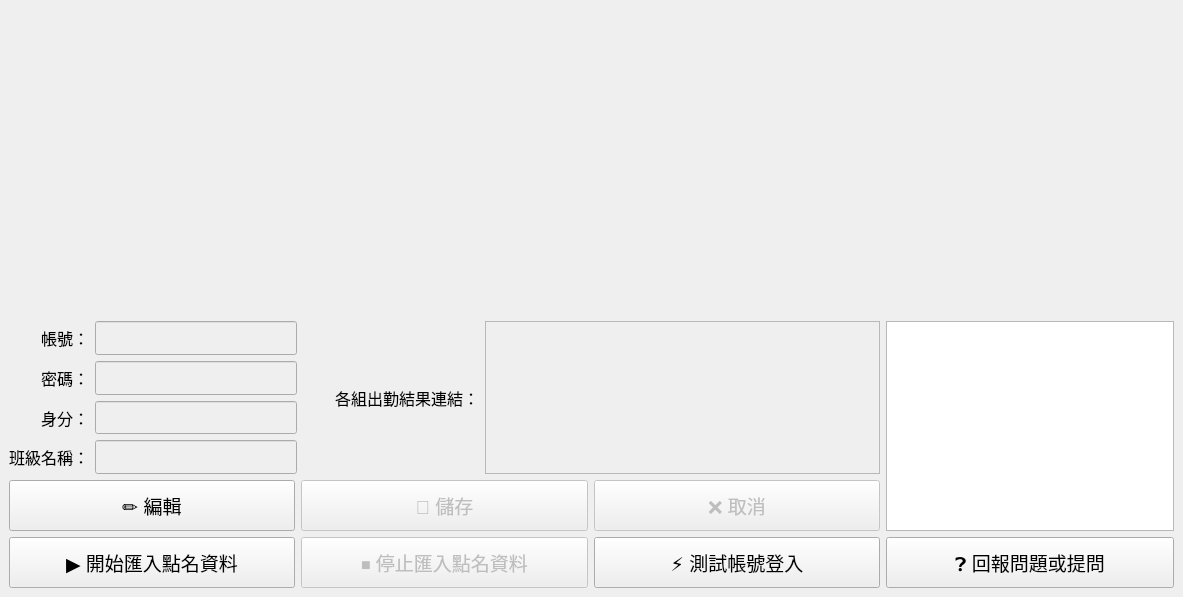
The window that packages/blisswisdom_roll_call_assistant_desktop/ui/main_window.ui (blisswisdom-students/blisswisdom-roll-call-assistant) describes before a commit, drawn with Qt 5.
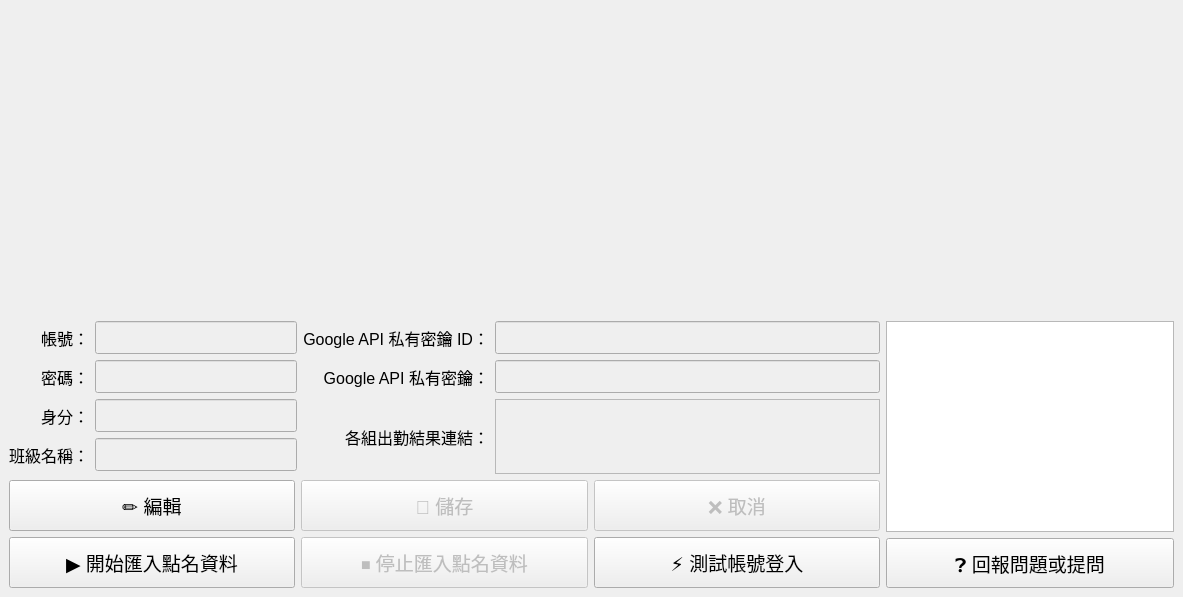
The same window after the commit. Custom widgets are drawn as their Qt base class.

```diff
--- a/packages/blisswisdom_roll_call_assistant_desktop/ui/main_window.ui
+++ b/packages/blisswisdom_roll_call_assistant_desktop/ui/main_window.ui
@@ -105,11 +105,11 @@
           <property name="enabled">
            <bool>false</bool>
           </property>
-          <property name="sizePolicy">
-           <sizepolicy hsizetype="Expanding" vsizetype="Ignored">
-            <horstretch>0</horstretch>
-            <verstretch>0</verstretch>
-           </sizepolicy>
+          <property name="minimumSize">
+           <size>
+            <width>0</width>
+            <height>33</height>
+           </size>
           </property>
           <property name="font">
            <font>
@@ -168,11 +168,11 @@
           <property name="enabled">
            <bool>false</bool>
           </property>
-          <property name="sizePolicy">
-           <sizepolicy hsizetype="Expanding" vsizetype="Ignored">
-            <horstretch>0</horstretch>
-            <verstretch>0</verstretch>
-           </sizepolicy>
+          <property name="minimumSize">
+           <size>
+            <width>0</width>
+            <height>33</height>
+           </size>
           </property>
           <property name="font">
            <font>
@@ -189,11 +189,11 @@
           <property name="enabled">
            <bool>false</bool>
           </property>
-          <property name="sizePolicy">
-           <sizepolicy hsizetype="Expanding" vsizetype="Ignored">
-            <horstretch>0</horstretch>
-            <verstretch>0</verstretch>
-           </sizepolicy>
+          <property name="minimumSize">
+           <size>
+            <width>0</width>
+            <height>33</height>
+           </size>
           </property>
           <property name="font">
            <font>
@@ -207,11 +207,11 @@
           <property name="enabled">
            <bool>false</bool>
           </property>
-          <property name="sizePolicy">
-           <sizepolicy hsizetype="Expanding" vsizetype="Ignored">
-            <horstretch>0</horstretch>
-            <verstretch>0</verstretch>
-           </sizepolicy>
+          <property name="minimumSize">
+           <size>
+            <width>0</width>
+            <height>33</height>
+           </size>
           </property>
           <property name="font">
            <font>
@@ -285,31 +285,94 @@
       </item>
       <item row="2" column="2" rowspan="3" colspan="5">
        <layout class="QGridLayout" name="gridLayout_4">
-        <item row="0" column="0">
-         <widget class="QLabel" name="attendance_form_links_label">
+        <item row="1" column="0">
+         <widget class="QLabel" name="google_api_private_key_label">
           <property name="font">
            <font>
             <pointsize>12</pointsize>
            </font>
           </property>
           <property name="text">
-           <string>　　各組出勤結果連結：</string>
+           <string>Google API 私有密鑰：</string>
           </property>
           <property name="alignment">
            <set>Qt::AlignRight|Qt::AlignTrailing|Qt::AlignVCenter</set>
           </property>
          </widget>
         </item>
-        <item row="0" column="1">
+        <item row="1" column="1">
+         <widget class="QLineEdit" name="google_api_private_key_line_edit">
+          <property name="enabled">
+           <bool>false</bool>
+          </property>
+          <property name="minimumSize">
+           <size>
+            <width>0</width>
+            <height>33</height>
+           </size>
+          </property>
+          <property name="font">
+           <font>
+            <pointsize>12</pointsize>
+           </font>
+          </property>
+          <property name="echoMode">
+           <enum>QLineEdit::PasswordEchoOnEdit</enum>
+          </property>
+         </widget>
+        </item>
+        <item row="2" column="1">
          <widget class="QPlainTextEdit" name="attendance_urls_plain_text_edit">
           <property name="enabled">
            <bool>false</bool>
           </property>
-          <property name="sizePolicy">
-           <sizepolicy hsizetype="Expanding" vsizetype="Ignored">
-            <horstretch>0</horstretch>
-            <verstretch>0</verstretch>
-           </sizepolicy>
+          <property name="font">
+           <font>
+            <pointsize>12</pointsize>
+           </font>
+          </property>
+         </widget>
+        </item>
+        <item row="2" column="0">
+         <widget class="QLabel" name="attendance_form_links_label">
+          <property name="font">
+           <font>
+            <pointsize>12</pointsize>
+           </font>
+          </property>
+          <property name="text">
+           <string>各組出勤結果連結：</string>
+          </property>
+          <property name="alignment">
+           <set>Qt::AlignRight|Qt::AlignTrailing|Qt::AlignVCenter</set>
+          </property>
+         </widget>
+        </item>
+        <item row="0" column="0">
+         <widget class="QLabel" name="google_api_private_key_id_label">
+          <property name="font">
+           <font>
+            <pointsize>12</pointsize>
+           </font>
+          </property>
+          <property name="text">
+           <string>Google API 私有密鑰 ID：</string>
+          </property>
+          <property name="alignment">
+           <set>Qt::AlignRight|Qt::AlignTrailing|Qt::AlignVCenter</set>
+          </property>
+         </widget>
+        </item>
+        <item row="0" column="1">
+         <widget class="QLineEdit" name="google_api_private_key_id_line_edit">
+          <property name="enabled">
+           <bool>false</bool>
+          </property>
+          <property name="minimumSize">
+           <size>
+            <width>0</width>
+            <height>33</height>
+           </size>
           </property>
           <property name="font">
            <font>
@@ -343,15 +406,9 @@
        </widget>
       </item>
       <item row="2" column="7" rowspan="6">
-       <layout class="QGridLayout" name="gridLayout_6" rowstretch="25,6">
+       <layout class="QGridLayout" name="gridLayout_6">
         <item row="0" column="0">
          <widget class="QPlainTextEdit" name="status_plain_text_edit">
-          <property name="sizePolicy">
-           <sizepolicy hsizetype="Ignored" vsizetype="Ignored">
-            <horstretch>0</horstretch>
-            <verstretch>0</verstretch>
-           </sizepolicy>
-          </property>
           <property name="font">
            <font>
             <pointsize>12</pointsize>
@@ -365,11 +422,17 @@
         <item row="1" column="0">
          <widget class="QPushButton" name="help_push_button">
           <property name="sizePolicy">
-           <sizepolicy hsizetype="Ignored" vsizetype="Ignored">
+           <sizepolicy hsizetype="Ignored" vsizetype="Minimum">
             <horstretch>0</horstretch>
             <verstretch>0</verstretch>
            </sizepolicy>
           </property>
+          <property name="minimumSize">
+           <size>
+            <width>0</width>
+            <height>50</height>
+           </size>
+          </property>
           <property name="font">
            <font>
             <pointsize>14</pointsize>
```
Left out of the diff: 54 changed lines with no effect on the pictures.
